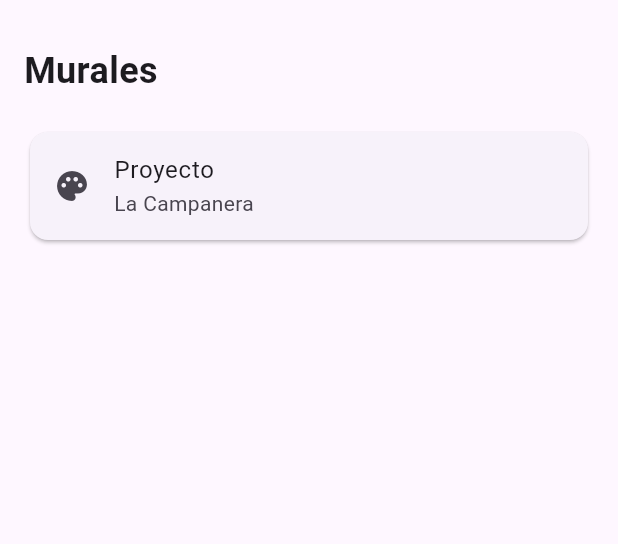
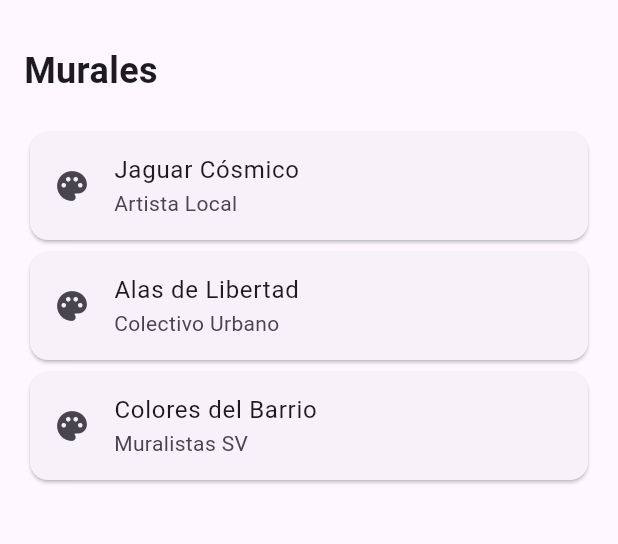
Before and after one commit to josueZepeda1993/graffiti-explorer, a Flutter app: the screen it shows after launch, on a phone screen of 412 x 824 dp, the part 63-607 px from its top. Run offline on Flutter 3.47's test engine with Material 3 defaults, Android fonts, the phone set to English and light mode, and no system bars.

Commit message:
Adicion del modelo mural y lista dinamica

```diff
--- a/lib/main.dart
+++ b/lib/main.dart
@@ -10,7 +10,7 @@ class GraffitiExplorerApp extends StatelessWidget {
 
   @override
   Widget build(BuildContext context) {
-    return const MaterialApp(
+    return MaterialApp(
       debugShowCheckedModeBanner: false,
       home: HomeScreen(),
     );
--- a/lib/models/mural.dart
+++ b/lib/models/mural.dart
@@ -2,4 +2,10 @@ class Mural {
   final String nombre;
   final String artista;
   final String ubicacion;
+
+  const Mural({
+    required this.nombre,
+    required this.artista,
+    required this.ubicacion,
+  });
 }
--- a/lib/screens/home_screen.dart
+++ b/lib/screens/home_screen.dart
@@ -1,15 +1,34 @@
 import 'package:flutter/material.dart';
+import '../models/mural.dart';
 
 class HomeScreen extends StatelessWidget {
-  const HomeScreen({super.key});
+  HomeScreen({super.key});
+
+  final List<Mural> murales = [
+    Mural(
+      nombre: 'Jaguar Cósmico',
+      artista: 'Artista Local',
+      ubicacion: 'La Campanera',
+    ),
+    Mural(
+      nombre: 'Alas de Libertad',
+      artista: 'Colectivo Urbano',
+      ubicacion: 'La Campanera',
+    ),
+    Mural(
+      nombre: 'Colores del Barrio',
+      artista: 'Muralistas SV',
+      ubicacion: 'La Campanera',
+    ),
+  ];
 
   @override
   Widget build(BuildContext context) {
     return Scaffold(
       appBar: AppBar(
-        title: const Text('Graffiti Explorer'),
+        title:  Text('Graffiti Explorer'),
       ),
-      body: const Padding(
+      body: Padding(
         padding: EdgeInsets.all(16),
         child: Column(
           crossAxisAlignment: CrossAxisAlignment.start,
@@ -23,13 +42,22 @@ class HomeScreen extends StatelessWidget {
             ),
             SizedBox(height: 20),
 
-            Card(
-              child: ListTile(
-                leading: Icon(Icons.palette),
-                title: Text('Proyecto'),
-                subtitle: Text('La Campanera'),
-              ),
+          Expanded(
+            child: ListView.builder(
+              itemCount: murales.length,
+              itemBuilder: (context, index) {
+                final mural = murales[index];
+
+                return Card(
+                  child: ListTile(
+                    leading: const Icon(Icons.palette),
+                    title: Text(mural.nombre),
+                    subtitle: Text(mural.artista),
+                  ),
+                );
+              },
             ),
+          ),
           ],
         ),
       ),
```
